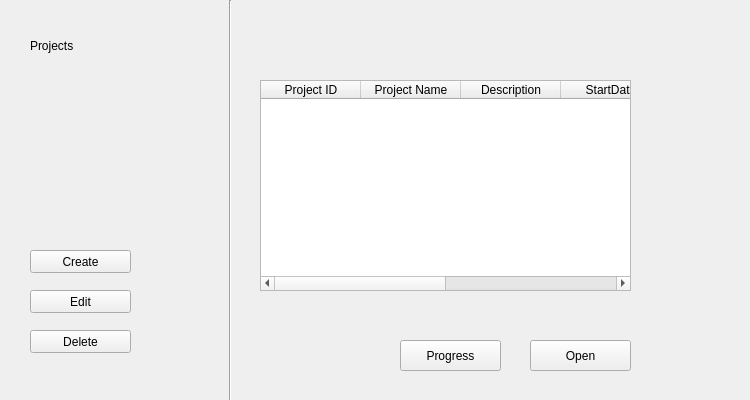
Qt form project.ui (huzaifa112003/Project-Management-Systems) before a commit.
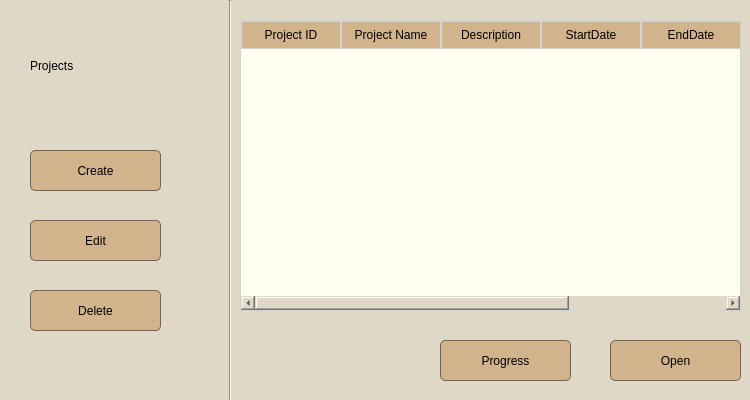
The same form after that commit.

Commit message: Final changes pushed working project with complete code, all UI file and readme file

What changed in the file:
```diff
--- a/project.ui
+++ b/project.ui
@@ -13,17 +13,35 @@
   <property name="windowTitle">
    <string>Form</string>
   </property>
+  <property name="styleSheet">
+   <string notr="true">background-color: #e0d8c7;</string>
+  </property>
   <widget class="QPushButton" name="pushButton">
    <property name="geometry">
     <rect>
      <x>30</x>
-     <y>250</y>
-     <width>101</width>
-     <height>23</height>
+     <y>150</y>
+     <width>131</width>
+     <height>41</height>
     </rect>
    </property>
    <property name="styleSheet">
-    <string notr="true">font: 10pt  &quot;Yu Gothic UI Semibold&quot;;
+    <string notr="true">#pushButton {
+    background-color: #D2B48C; 
+    color: #00000; 
+    padding: 10px 20px; 
+    border: 1px solid #736357; 
+    border-radius: 5px; 
+}
+
+#pushButton:hover {
+    background-color: #F1E0B6;
+}
+
+#pushButton:pressed {
+    background-color: #1f618d; 
+}
+
 </string>
    </property>
    <property name="text">
@@ -34,13 +52,28 @@
    <property name="geometry">
     <rect>
      <x>30</x>
-     <y>330</y>
-     <width>101</width>
-     <height>23</height>
+     <y>290</y>
+     <width>131</width>
+     <height>41</height>
     </rect>
    </property>
    <property name="styleSheet">
-    <string notr="true">font: 10pt  &quot;Yu Gothic UI Semibold&quot;;
+    <string notr="true">#pushButton_2{
+    background-color: #D2B48C; 
+    color: #00000; 
+    padding: 10px 20px;
+    border: 1px solid #736357; 
+    border-radius: 5px; 
+}
+
+#pushButton_2:hover {
+    background-color: #F1E0B6;
+}
+
+#pushButton_2:pressed {
+    background-color: #1f618d; 
+}
+
 </string>
    </property>
    <property name="text">
@@ -52,8 +85,8 @@
     <rect>
      <x>30</x>
      <y>20</y>
-     <width>111</width>
-     <height>51</height>
+     <width>161</width>
+     <height>91</height>
     </rect>
    </property>
    <property name="styleSheet">
@@ -80,14 +113,29 @@
   <widget class="QPushButton" name="pushButton_4">
    <property name="geometry">
     <rect>
-     <x>530</x>
+     <x>610</x>
      <y>340</y>
-     <width>101</width>
-     <height>31</height>
+     <width>131</width>
+     <height>41</height>
     </rect>
    </property>
    <property name="styleSheet">
-    <string notr="true">font: 10pt  &quot;Yu Gothic UI Semibold&quot;;
+    <string notr="true">#pushButton_4{
+    background-color: #D2B48C; /* Blue background color for the button */
+    color: #00000; /* White text color */
+    padding: 10px 20px; /* Add padding to the button */
+    border: 1px solid #736357; /* Border color */
+    border-radius: 5px; /* Slightly rounded corners */
+}
+
+#pushButton_4:hover {
+    background-color: #F1E0B6; /* Darker blue on hover */
+}
+
+#pushButton_4:pressed {
+    background-color: #1f618d; /* Even darker blue when pressed */
+}
+
 </string>
    </property>
    <property name="text">
@@ -97,14 +145,29 @@
   <widget class="QPushButton" name="pushButton_5">
    <property name="geometry">
     <rect>
-     <x>400</x>
+     <x>440</x>
      <y>340</y>
-     <width>101</width>
-     <height>31</height>
+     <width>131</width>
+     <height>41</height>
     </rect>
    </property>
    <property name="styleSheet">
-    <string notr="true">font: 10pt  &quot;Yu Gothic UI Semibold&quot;;
+    <string notr="true">#pushButton_5{
+    background-color: #D2B48C; 
+    color: #00000; 
+    padding: 10px 20px; 
+    border: 1px solid #736357; 
+    border-radius: 5px; 
+}
+
+#pushButton_5:hover {
+    background-color: #F1E0B6; 
+}
+
+#pushButton_5:pressed {
+    background-color: #1f618d; 
+}
+
 </string>
    </property>
    <property name="text">
@@ -115,13 +178,28 @@
    <property name="geometry">
     <rect>
      <x>30</x>
-     <y>290</y>
-     <width>101</width>
-     <height>23</height>
+     <y>220</y>
+     <width>131</width>
+     <height>41</height>
     </rect>
    </property>
    <property name="styleSheet">
-    <string notr="true">font: 10pt  &quot;Yu Gothic UI Semibold&quot;;
+    <string notr="true">#pushButton_3{
+    background-color: #D2B48C; /* Blue background color for the button */
+    color: #00000; /* White text color */
+    padding: 10px 20px; /* Add padding to the button */
+    border: 1px solid #736357; /* Border color */
+    border-radius: 5px; /* Slightly rounded corners */
+}
+
+#pushButton_3:hover {
+    background-color: #F1E0B6; /* Darker blue on hover */
+}
+
+#pushButton_3:pressed {
+    background-color: #1f618d; /* Even darker blue when pressed */
+}
+
 </string>
    </property>
    <property name="text">
@@ -131,12 +209,77 @@
   <widget class="QTableWidget" name="tableWidget">
    <property name="geometry">
     <rect>
-     <x>260</x>
-     <y>80</y>
-     <width>371</width>
-     <height>211</height>
+     <x>240</x>
+     <y>20</y>
+     <width>501</width>
+     <height>291</height>
     </rect>
    </property>
+   <property name="styleSheet">
+    <string notr="true">QTableView {
+    background-color: #fffff0; 
+    border: 1px solid #d3d3d3; 
+}
+QHeaderView::section {
+    background-color: #D2B48C; 
+    color: black; 
+    padding: 4px;
+    border: 1px solid #d3d3d3; 
+}
+QTableView::item {
+    border-bottom: 1px solid #d3d3d3;
+}
+QTableView::item:selected {
+    background-color: #A9A9A9;
+}
+QTableView::item:hover {
+    background-color: #F1E0B6; 
+}
+QTableView {
+    font: 12pt &quot;Arial&quot;; 
+}
+
+QTableView::item {
+    text-align: center; 
+}
+QScrollBar:vertical {
+    border: 1px solid #ffffff; 
+    background: #fffff0; 
+    width: 10px;
+    margin: 0px 0px 0px 0px;
+}
+
+QScrollBar::handle:vertical {
+    background: #F1E0B6; 
+    min-height: 20px; 
+}
+QScrollBar:horizontal {
+    border: 1px solid #ffffff; 
+    background: #fffff0;
+    height: 10px; 
+    margin: 0px 0px 0px 0px;
+}
+
+QScrollBar::handle:horizontal {
+    background: #F1E0B6; 
+    min-width: 20px; 
+}
+
+QScrollBar::add-line:horizontal,
+QScrollBar::sub-line:horizontal {
+    border: none;
+    background: none; 
+}
+
+QScrollBar::add-page:horizontal,
+QScrollBar::sub-page:horizontal {
+    background: none; 
+}
+
+
+
+</string>
+   </property>
    <column>
     <property name="text">
      <string>Project ID</string>
```
Left out of the diff: 2 changed lines with no effect on the pictures. The commit also changes 20 other files.
